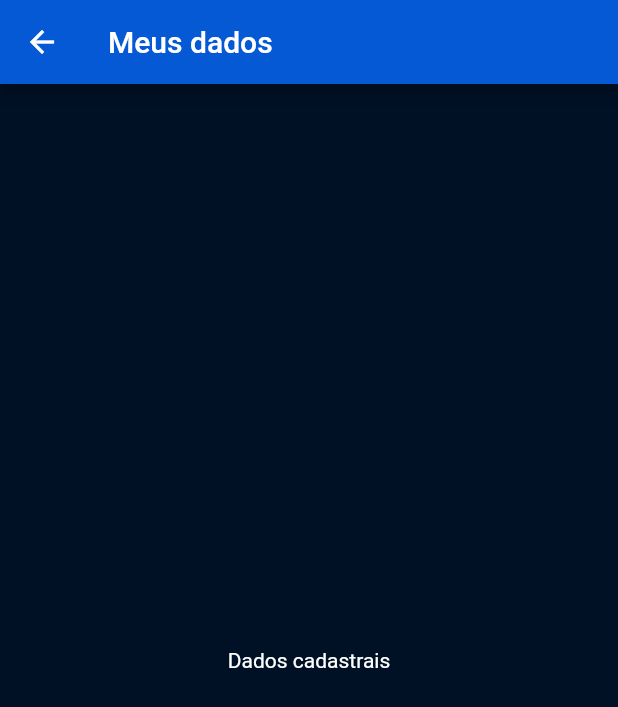
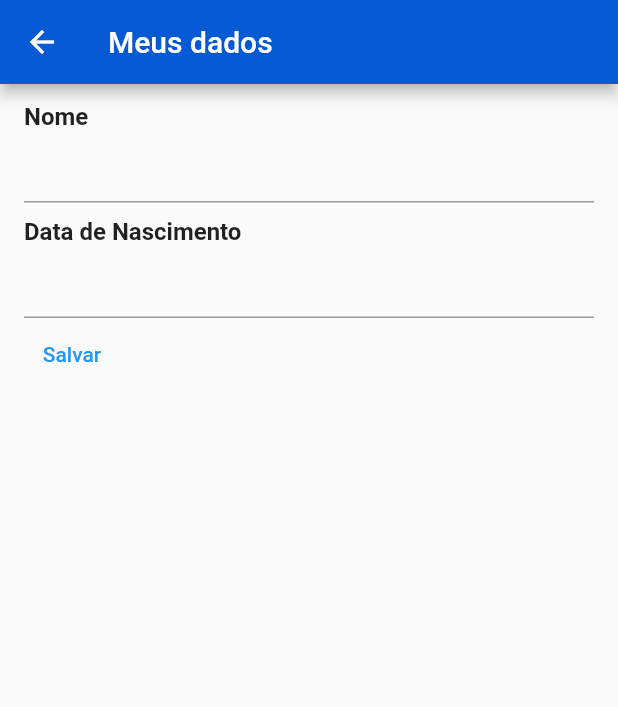
Before and after one commit to AdryanneKelly/trilha_app, a Flutter app: the MainPage screen opened directly, in the side drawer, after a tap on "Dados cadastrais", on a phone screen of 412 x 824 dp. Shown: the top 707 px of the screen. Run offline on Flutter 3.47's test engine with Material 2 defaults, Android fonts, the phone set to English and light mode, and no system bars; our stand-ins replace google_fonts; network calls fail.

```diff
--- a/lib/pages/dados_cadastrais.dart
+++ b/lib/pages/dados_cadastrais.dart
@@ -1,23 +1,60 @@
 import 'package:flutter/material.dart';
+import 'package:trilhaapp/shared/widgets/text_label.dart';
 
-class DadosCadastraisPage extends StatelessWidget {
-  final String texto;
-  const DadosCadastraisPage({super.key, required this.texto});
+class DadosCadastraisPage extends StatefulWidget {
+  const DadosCadastraisPage({super.key});
+
+  @override
+  State<DadosCadastraisPage> createState() => _DadosCadastraisPageState();
+}
+
+class _DadosCadastraisPageState extends State<DadosCadastraisPage> {
+  var nomeController = TextEditingController(text: "");
+  var dataNascimentoController = TextEditingController(text: "");
+  DateTime? dataNascimento;
 
   @override
   Widget build(BuildContext context) {
     return Scaffold(
       appBar: AppBar(
         backgroundColor: const Color.fromARGB(255, 6, 89, 212),
-        title: Text(texto),
+        title: const Text("Meus dados"),
       ),
-      body: Container(
-        color: const Color.fromARGB(255, 0, 16, 37),
-        child: const Center(
-            child: Text(
-          "Dados cadastrais",
-          style: TextStyle(color: Colors.white),
-        )),
+      body: Padding(
+        padding: const EdgeInsets.symmetric(horizontal: 16, vertical: 12),
+        child: Column(
+          crossAxisAlignment: CrossAxisAlignment.start,
+          children: [
+            const TextLabel(texto: "Nome"),
+            TextField(
+              controller: nomeController,
+            ),
+            const SizedBox(
+              height: 10,
+            ),
+            const TextLabel(texto: "Data de Nascimento"),
+            TextField(
+              controller: dataNascimentoController,
+              readOnly: true,
+              onTap: () async {
+                var data = await showDatePicker(
+                    context: context,
+                    initialDate: DateTime(2000, 1, 1),
+                    firstDate: DateTime(1900, 5, 20),
+                    lastDate: DateTime(2023, 10, 23));
+                if (data != null) {
+                  dataNascimentoController.text = data.toString();
+                  dataNascimento = data;
+                }
+              },
+            ),
+            TextButton(
+                onPressed: () {
+                  print(nomeController.text);
+                },
+                child: const Text("Salvar"))
+          ],
+        ),
       ),
     );
   }
--- a/lib/pages/main_page.dart
+++ b/lib/pages/main_page.dart
@@ -48,9 +48,7 @@ class _MainPageState extends State<MainPage> {
                     Navigator.push(
                         context,
                         MaterialPageRoute(
-                            builder: (context) => const DadosCadastraisPage(
-                                  texto: "Meus dados",
-                                )));
+                            builder: (context) => const DadosCadastraisPage()));
                   },
                 ),
                 const Divider(color: Color.fromARGB(255, 6, 89, 212)),
--- /dev/null
+++ b/lib/shared/widgets/text_label.dart
@@ -0,0 +1,12 @@
+import 'package:flutter/material.dart';
+
+class TextLabel extends StatelessWidget {
+  final String texto;
+  const TextLabel({super.key, required this.texto});
+
+  @override
+  Widget build(BuildContext context) {
+    return Text(texto,
+        style: const TextStyle(fontSize: 16, fontWeight: FontWeight.bold));
+  }
+}
```
